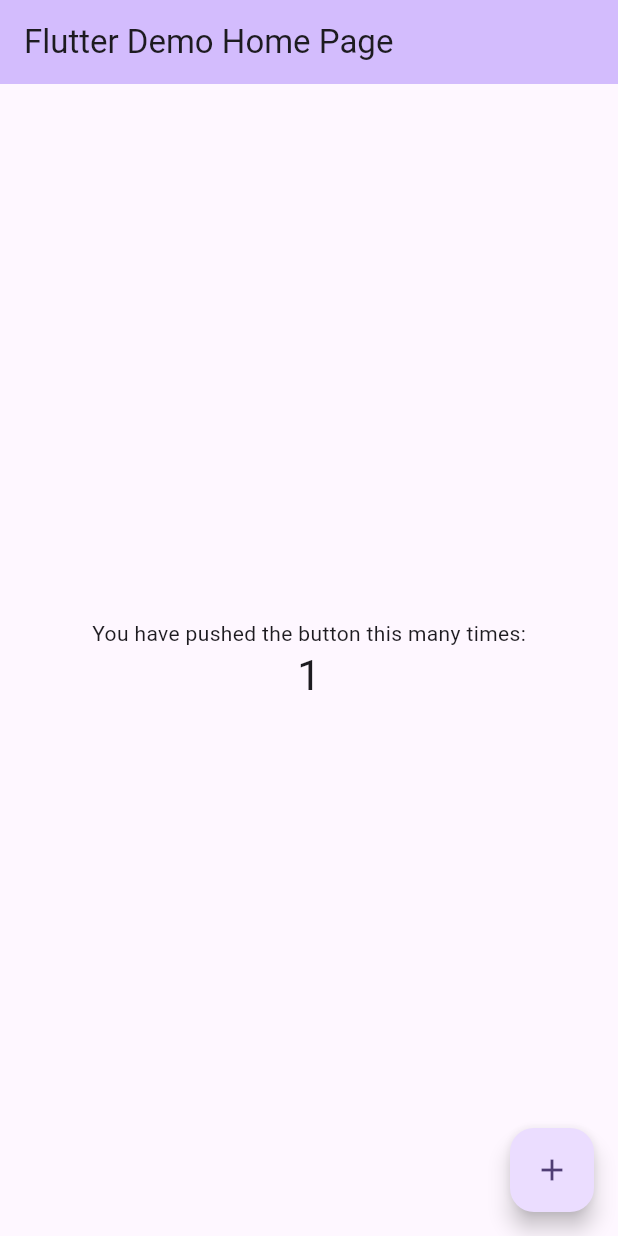
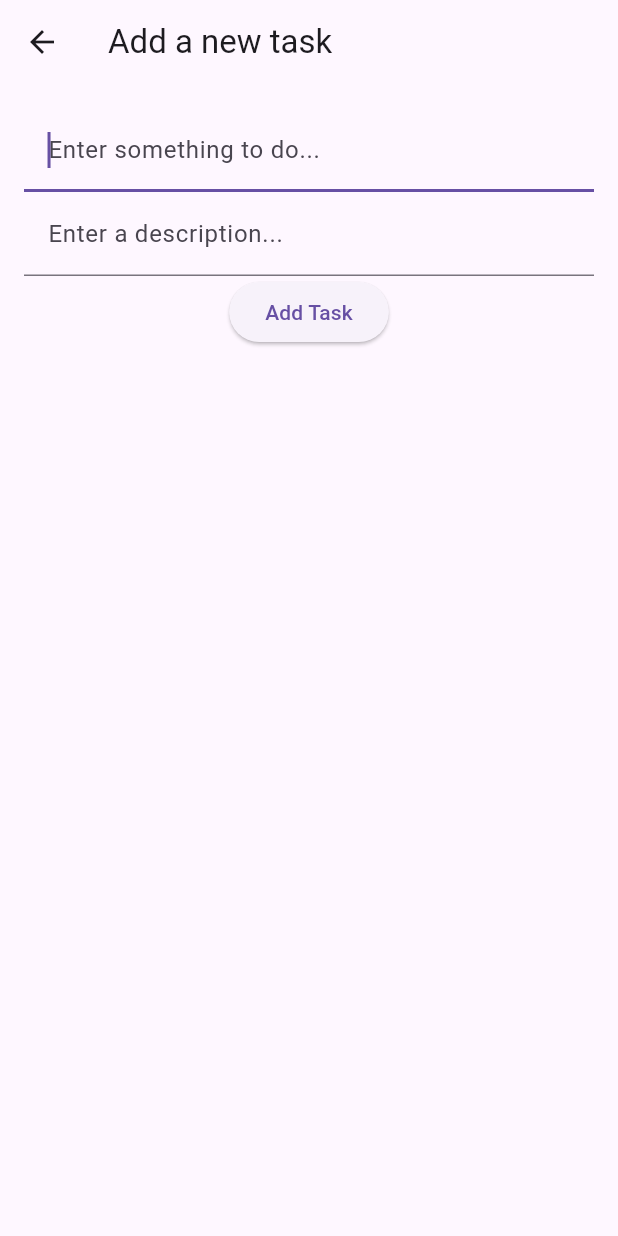
Before and after one commit to MRoland0822/flutter_application_todo, a Flutter app: the screen it shows after launch, after a tap on the "add" icon, on a phone screen of 412 x 824 dp. Run offline on Flutter 3.47's test engine with Material 3 defaults, Android fonts, the phone set to English and light mode, and no system bars.

Commit message:
first commit, implemented add_todo, edit_todo and listing todos

```diff
--- /dev/null
+++ b/lib/add_todo_screen.dart
@@ -0,0 +1,48 @@
+import 'package:flutter/material.dart';
+
+class AddTodoScreen extends StatelessWidget {
+  final Function(String, String?) addTodoItem;
+  final TextEditingController titleController = TextEditingController();
+  final TextEditingController descriptionController = TextEditingController();
+
+
+  AddTodoScreen({super.key, required this.addTodoItem});
+
+  @override
+  Widget build(BuildContext context) {
+    return Scaffold(
+      appBar: AppBar(
+        title: const Text('Add a new task'),
+      ),
+      body: Padding(
+        padding: const EdgeInsets.all(16.0),
+        child: Column(
+          children: [
+            TextField(
+              controller: titleController,
+              autofocus: true,
+              decoration: const InputDecoration(
+                hintText: 'Enter something to do...',
+                contentPadding: EdgeInsets.all(16.0),
+              ),
+            ),
+            TextField(
+              controller: descriptionController,
+              decoration: const InputDecoration(
+                hintText: 'Enter a description...',
+                contentPadding: EdgeInsets.all(16.0),
+              ),
+            ),
+            ElevatedButton(
+              onPressed: () {
+                addTodoItem(titleController.text, descriptionController.text);
+                Navigator.pop(context); // Close the add todo screen
+              },
+              child: const Text('Add Task'),
+            ),
+          ],
+        ),
+      ),
+    );
+  }
+}
--- a/lib/main.dart
+++ b/lib/main.dart
@@ -1,4 +1,5 @@
 import 'package:flutter/material.dart';
+import 'todo_list_screen.dart';
 
 void main() {
   runApp(const MyApp());
@@ -7,119 +8,14 @@ void main() {
 class MyApp extends StatelessWidget {
   const MyApp({super.key});
 
-  // This widget is the root of your application.
   @override
   Widget build(BuildContext context) {
     return MaterialApp(
-      title: 'Flutter Demo',
+      title: 'Flutter TODO App',
       theme: ThemeData(
-        // This is the theme of your application.
-        //
-        // TRY THIS: Try running your application with "flutter run". You'll see
-        // the application has a purple toolbar. Then, without quitting the app,
-        // try changing the seedColor in the colorScheme below to Colors.green
-        // and then invoke "hot reload" (save your changes or press the "hot
-        // reload" button in a Flutter-supported IDE, or press "r" if you used
-        // the command line to start the app).
-        //
-        // Notice that the counter didn't reset back to zero; the application
-        // state is not lost during the reload. To reset the state, use hot
-        // restart instead.
-        //
-        // This works for code too, not just values: Most code changes can be
-        // tested with just a hot reload.
-        colorScheme: ColorScheme.fromSeed(seedColor: Colors.deepPurple),
-        useMaterial3: true,
+        primarySwatch: Colors.blue,
       ),
-      home: const MyHomePage(title: 'Flutter Demo Home Page'),
+      home: const TodoListScreen(),
     );
   }
 }
-
-class MyHomePage extends StatefulWidget {
-  const MyHomePage({super.key, required this.title});
-
-  // This widget is the home page of your application. It is stateful, meaning
-  // that it has a State object (defined below) that contains fields that affect
-  // how it looks.
-
-  // This class is the configuration for the state. It holds the values (in this
-  // case the title) provided by the parent (in this case the App widget) and
-  // used by the build method of the State. Fields in a Widget subclass are
-  // always marked "final".
-
-  final String title;
-
-  @override
-  State<MyHomePage> createState() => _MyHomePageState();
-}
-
-class _MyHomePageState extends State<MyHomePage> {
-  int _counter = 0;
-
-  void _incrementCounter() {
-    setState(() {
-      // This call to setState tells the Flutter framework that something has
-      // changed in this State, which causes it to rerun the build method below
-      // so that the display can reflect the updated values. If we changed
-      // _counter without calling setState(), then the build method would not be
-      // called again, and so nothing would appear to happen.
-      _counter++;
-    });
-  }
-
-  @override
-  Widget build(BuildContext context) {
-    // This method is rerun every time setState is called, for instance as done
-    // by the _incrementCounter method above.
-    //
-    // The Flutter framework has been optimized to make rerunning build methods
-    // fast, so that you can just rebuild anything that needs updating rather
-    // than having to individually change instances of widgets.
-    return Scaffold(
-      appBar: AppBar(
-        // TRY THIS: Try changing the color here to a specific color (to
-        // Colors.amber, perhaps?) and trigger a hot reload to see the AppBar
-        // change color while the other colors stay the same.
-        backgroundColor: Theme.of(context).colorScheme.inversePrimary,
-        // Here we take the value from the MyHomePage object that was created by
-        // the App.build method, and use it to set our appbar title.
-        title: Text(widget.title),
-      ),
-      body: Center(
-        // Center is a layout widget. It takes a single child and positions it
-        // in the middle of the parent.
-        child: Column(
-          // Column is also a layout widget. It takes a list of children and
-          // arranges them vertically. By default, it sizes itself to fit its
-          // children horizontally, and tries to be as tall as its parent.
-          //
-          // Column has various properties to control how it sizes itself and
-          // how it positions its children. Here we use mainAxisAlignment to
-          // center the children vertically; the main axis here is the vertical
-          // axis because Columns are vertical (the cross axis would be
-          // horizontal).
-          //
-          // TRY THIS: Invoke "debug painting" (choose the "Toggle Debug Paint"
-          // action in the IDE, or press "p" in the console), to see the
-          // wireframe for each widget.
-          mainAxisAlignment: MainAxisAlignment.center,
-          children: <Widget>[
-            const Text(
-              'You have pushed the button this many times:',
-            ),
-            Text(
-              '$_counter',
-              style: Theme.of(context).textTheme.headlineMedium,
-            ),
-          ],
-        ),
-      ),
-      floatingActionButton: FloatingActionButton(
-        onPressed: _incrementCounter,
-        tooltip: 'Increment',
-        child: const Icon(Icons.add),
-      ), // This trailing comma makes auto-formatting nicer for build methods.
-    );
-  }
-}
--- /dev/null
+++ b/lib/todo_item.dart
@@ -0,0 +1,7 @@
+class TodoItem {
+  String task;
+  String? description;
+  bool completed;
+
+  TodoItem({required this.task, this.description, this.completed = false});
+}
--- /dev/null
+++ b/lib/todo_list_screen.dart
@@ -0,0 +1,128 @@
+import 'package:flutter/material.dart';
+import 'todo_item.dart';
+import 'add_todo_screen.dart';
+import 'edit_todo_screen.dart';
+
+class TodoListScreen extends StatefulWidget {
+  const TodoListScreen({super.key});
+
+  @override
+  TodoListScreenState createState() => TodoListScreenState();
+}
+
+class TodoListScreenState extends State<TodoListScreen> {
+  final List<TodoItem> _todoItems = [];
+
+  void _addTodoItem(String task, String? description) {
+    if (task.isNotEmpty) {
+      setState(() {
+        _todoItems.add(TodoItem(task: task, description: description));
+      });
+    }
+  }
+
+  void _editTodoItem(int index, String newTask, String newDescription) {
+    if (newTask.isNotEmpty) {
+      setState(() {
+        _todoItems[index] = TodoItem(
+          task: newTask,
+          description: newDescription,
+          completed: _todoItems[index].completed,
+        );
+      });
+    }
+  }
+
+  void _toggleTodoItem(int index) {
+    setState(() {
+      _todoItems[index].completed = !_todoItems[index].completed;
+    });
+  }
+
+  void _deleteTodoItem(int index) {
+    setState(() {
+      _todoItems.removeAt(index);
+    });
+  }
+
+  void _pushAddTodoScreen() {
+    Navigator.of(context).push(
+      MaterialPageRoute(
+        builder: (context) {
+          return AddTodoScreen(addTodoItem: _addTodoItem);
+        },
+      ),
+    );
+  }
+
+  void _pushEditTodoScreen(int index) {
+    Navigator.of(context).push(
+      MaterialPageRoute(
+        builder: (context) {
+          return EditTodoScreen(
+            initialTitle: _todoItems[index].task,
+            initialDescription: _todoItems[index].description ?? '',
+            updateTodoItem: (newTask, newDescription) {
+              _editTodoItem(index, newTask, newDescription);
+            },
+          );
+        },
+      ),
+    );
+  }
+
+  Widget _buildTodoList() {
+    return ListView.builder(
+      itemCount: _todoItems.length,
+      itemBuilder: (context, index) {
+        return _buildTodoItem(_todoItems[index], index);
+      },
+    );
+  }
+
+  Widget _buildTodoItem(TodoItem todoItem, int index) {
+    return ListTile(
+      title: Text(
+        todoItem.task,
+        style: TextStyle(
+          decoration: todoItem.completed ? TextDecoration.lineThrough : null,
+        ),
+      ),
+      subtitle: todoItem.description != null ? Text(todoItem.description!) : null,
+      leading: Checkbox(
+        value: todoItem.completed,
+        onChanged: (bool? value) {
+          _toggleTodoItem(index);
+        },
+      ),
+      trailing: Row(
+        mainAxisSize: MainAxisSize.min,
+        children: [
+          IconButton(
+            icon: const Icon(Icons.edit),
+            onPressed: () => _pushEditTodoScreen(index),
+          ),
+          IconButton(
+            icon: const Icon(Icons.delete),
+            onPressed: () => _deleteTodoItem(index),
+          ),
+        ],
+      ),
+    );
+  }
+
+  @override
+  Widget build(BuildContext context) {
+    return Scaffold(
+      appBar: AppBar(
+        title: const Text('TODO List'),
+      ),
+      body: _buildTodoList(),
+      floatingActionButton: FloatingActionButton(
+        onPressed: _pushAddTodoScreen,
+        tooltip: 'Add task',
+        child: const Icon(Icons.add),
+      ),
+    );
+  }
+}
```
Also changed, not shown: lib/edit_todo_screen.dart (added, +77 -0 lines).
